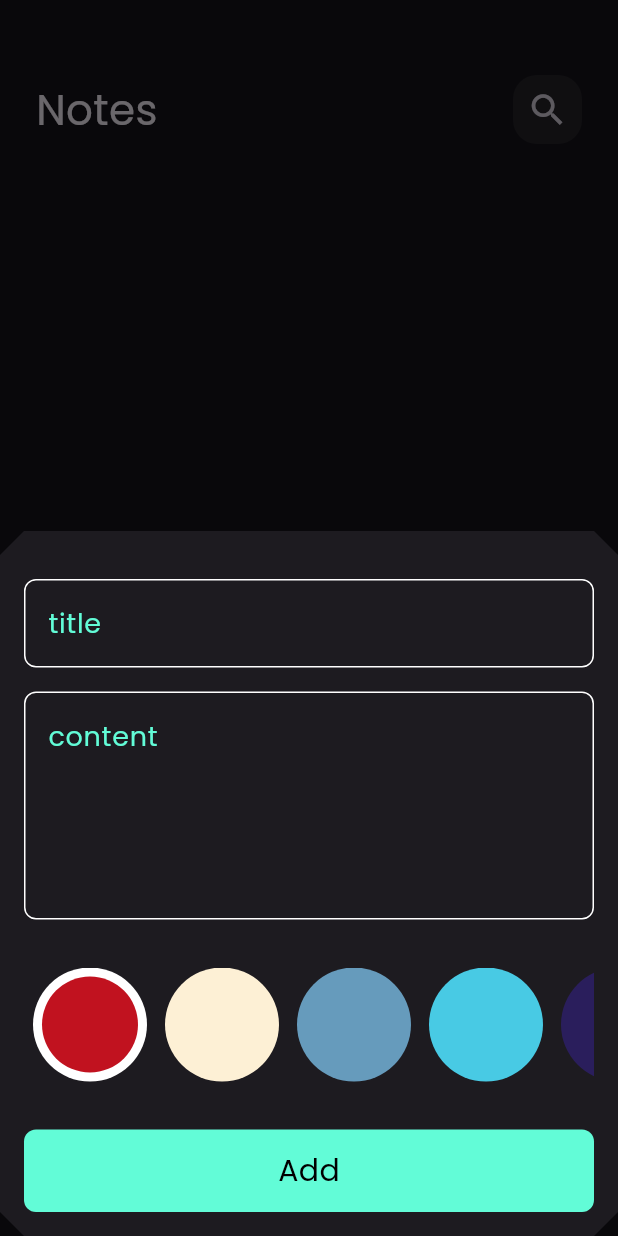
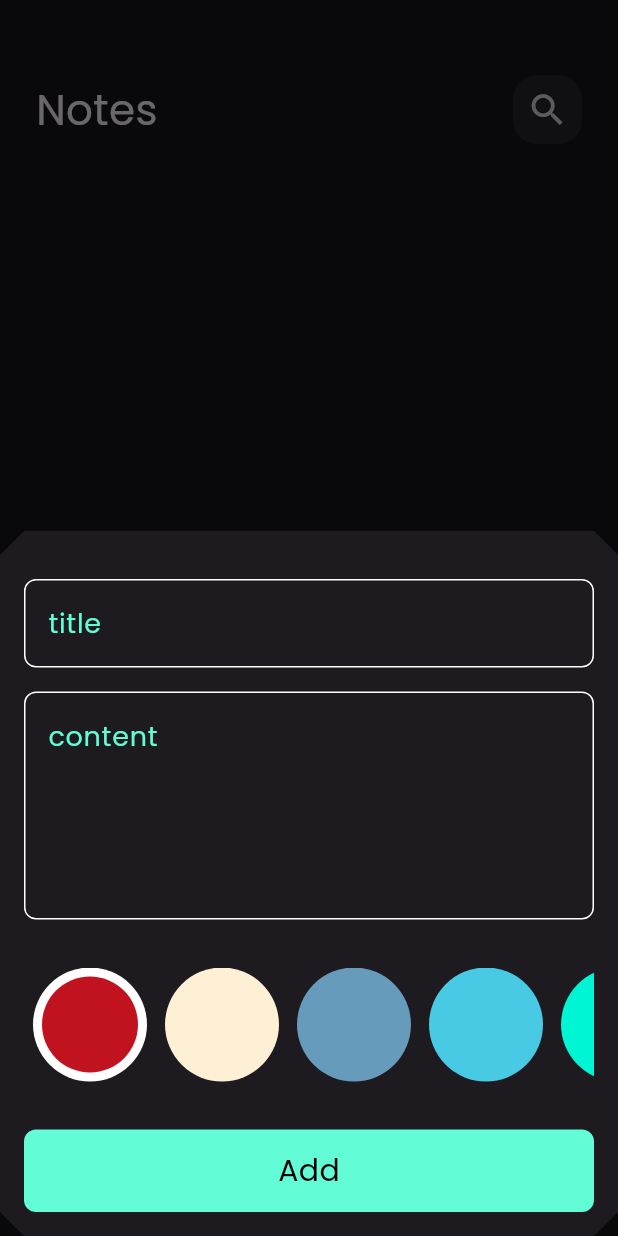
Before and after one commit to mano299/notes_app, a Flutter app: the screen it shows after launch, after a tap on the "add" icon, on a phone screen of 412 x 824 dp. Run offline on Flutter 3.47's test engine with Material 3 defaults, Android fonts, the phone set to English and light mode, and no system bars; our stand-ins replace bloc, flutter_bloc, font_awesome_flutter, hive, hive_flutter; accounts and stored records are empty.

Commit message:
index the existes color & finished app

```diff
--- a/lib/constants.dart
+++ b/lib/constants.dart
@@ -7,5 +7,5 @@ final List<Color> kColors = const [
     Color(0xffFDF0D5),
     Color(0xff669BBC),
     Color(0xff48cae4),
-    Color(0xff2A1E5C),
+    Color(0xff00f5d4),
   ];
--- a/lib/views/notes_view.dart
+++ b/lib/views/notes_view.dart
@@ -22,7 +22,7 @@ class NotesView extends StatelessWidget {
           );
         },
         backgroundColor: Colors.cyan,
-        child: Icon(Icons.add),
+        child: Icon(Icons.add, color: Colors.white, size: 28,),
       ),
       body: CustomNotesBody(),
     );
--- a/lib/widgets/edit_note_view_body.dart
+++ b/lib/widgets/edit_note_view_body.dart
@@ -2,7 +2,6 @@ import 'package:flutter/material.dart';
 import 'package:flutter_bloc/flutter_bloc.dart';
 import 'package:notes_app/cubits/notes_cubit/notes_cubit.dart';
 import 'package:notes_app/models/note_model.dart';
-import 'package:notes_app/widgets/colors_list_view.dart';
 import 'package:notes_app/widgets/custom_app_bar.dart';
 import 'package:notes_app/widgets/custom_text_field.dart';
 import 'package:notes_app/widgets/edit_note_colors_list_view.dart';
@@ -53,7 +52,7 @@ class _EditNoteViewBodyState extends State<EditNoteViewBody> {
               maxLines: 5,
             ),
             const SizedBox(height: 16),
-            EditNoteColorsListView(),
+            EditNoteColorsListView(note: widget.note),
           ],
         ),
       ),
```
Also changed, not shown: lib/widgets/edit_note_colors_list_view.dart (+11 -3 lines).
